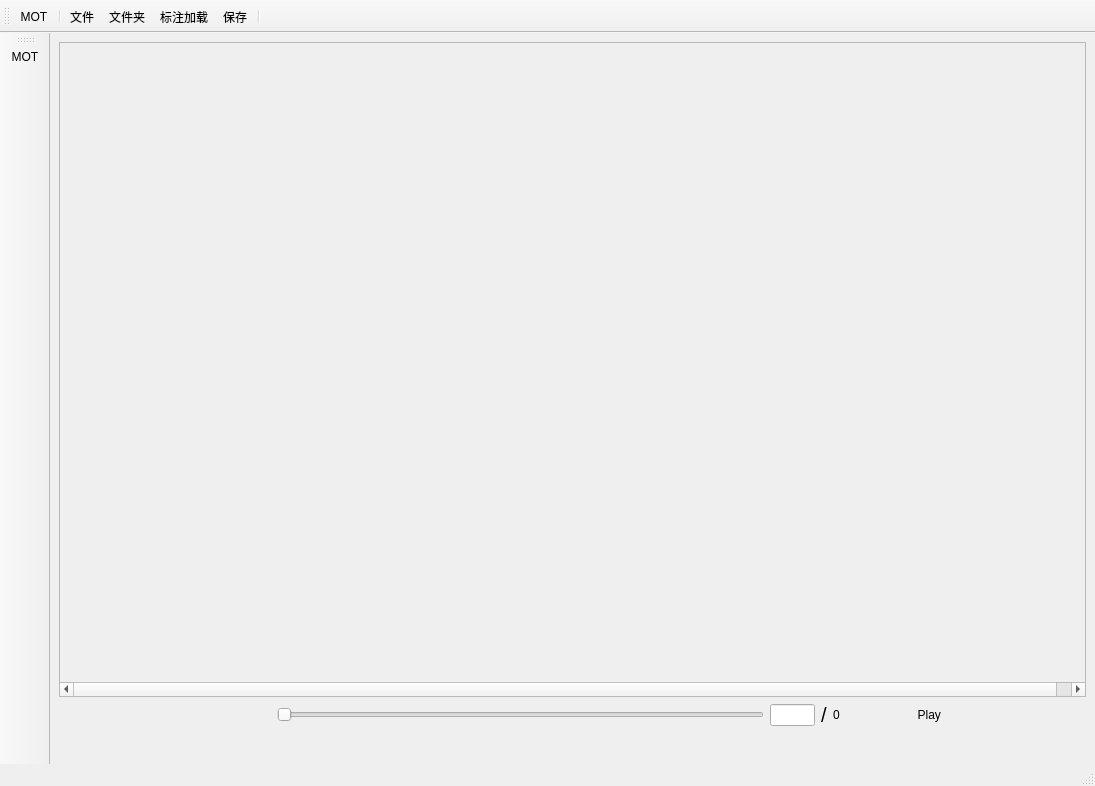
Above: GUI/ui_window.ui from baishiliushu/LabelTrack-Tool before the change. Below: the same form after it.
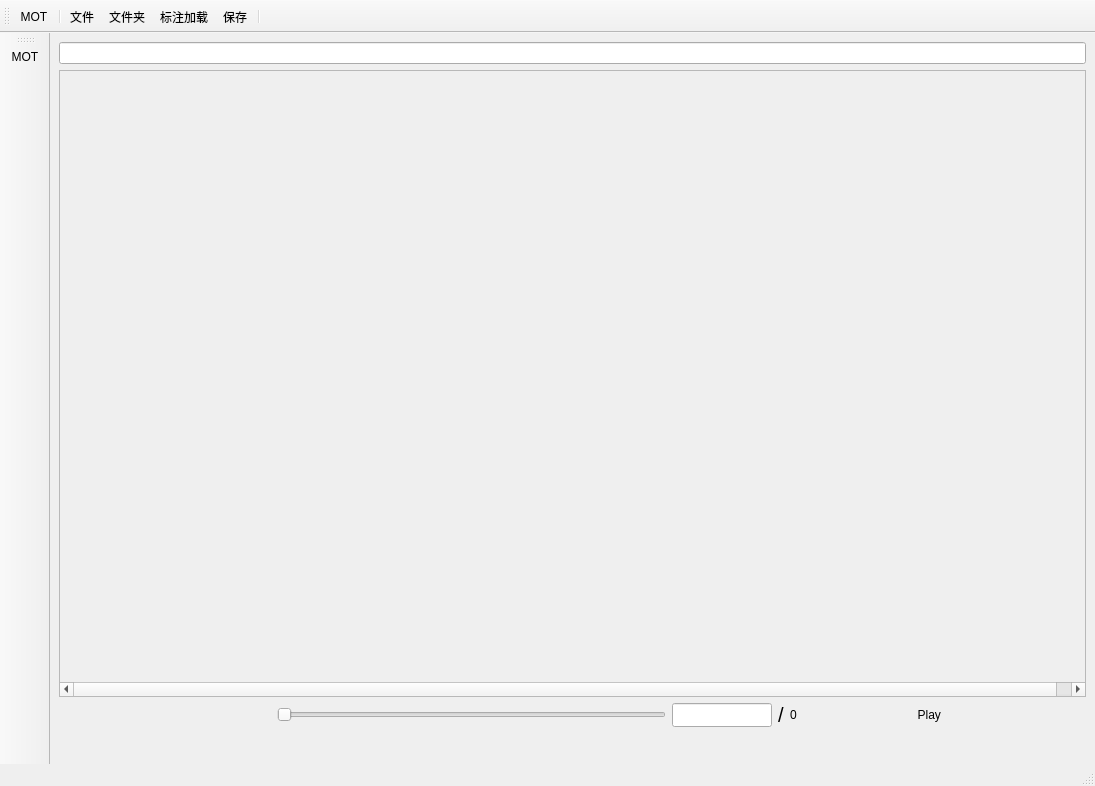
That is the form after the change. Icons and pictures are not drawn.

Commit message: 增加当前目录显示

The edit to the form file:
```diff
--- a/GUI/ui_window.ui
+++ b/GUI/ui_window.ui
@@ -18,6 +18,13 @@
   </property>
   <widget class="QWidget" name="centralwidget">
    <layout class="QVBoxLayout" name="verticalLayout">
+    <item>
+     <widget class="QLineEdit" name="lineEdit_current_path">
+      <property name="alignment">
+       <set>Qt::AlignCenter</set>
+      </property>
+     </widget>
+    </item>
     <item>
      <widget class="QScrollArea" name="scroll">
       <property name="verticalScrollBarPolicy">
@@ -45,7 +52,7 @@
      </widget>
     </item>
     <item>
-     <layout class="QHBoxLayout" name="horizontalLayout">
+     <layout class="QHBoxLayout" name="horizontalLayout" stretch="0,0,0,0,0,0,0,0">
       <item>
        <spacer name="horizontalSpacer">
         <property name="orientation">
@@ -78,11 +85,17 @@
       <item>
        <widget class="QLineEdit" name="lineCurFrame">
         <property name="sizePolicy">
-         <sizepolicy hsizetype="Fixed" vsizetype="Fixed">
+         <sizepolicy hsizetype="Expanding" vsizetype="Preferred">
           <horstretch>0</horstretch>
           <verstretch>0</verstretch>
          </sizepolicy>
         </property>
+        <property name="minimumSize">
+         <size>
+          <width>100</width>
+          <height>0</height>
+         </size>
+        </property>
         <property name="maximumSize">
          <size>
           <width>45</width>
@@ -105,6 +118,12 @@
       </item>
       <item>
        <widget class="QLabel" name="labelTotalFrame">
+        <property name="minimumSize">
+         <size>
+          <width>50</width>
+          <height>0</height>
+         </size>
+        </property>
         <property name="text">
          <string>0</string>
         </property>
```
Left out of the diff: 14 changed lines with no effect on the pictures. The commit also changes 1 other file.
